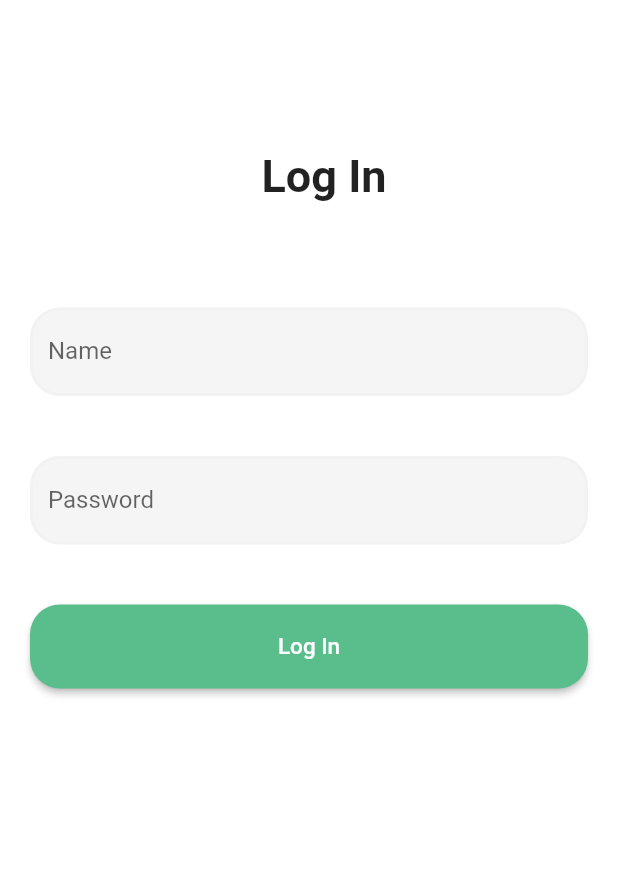
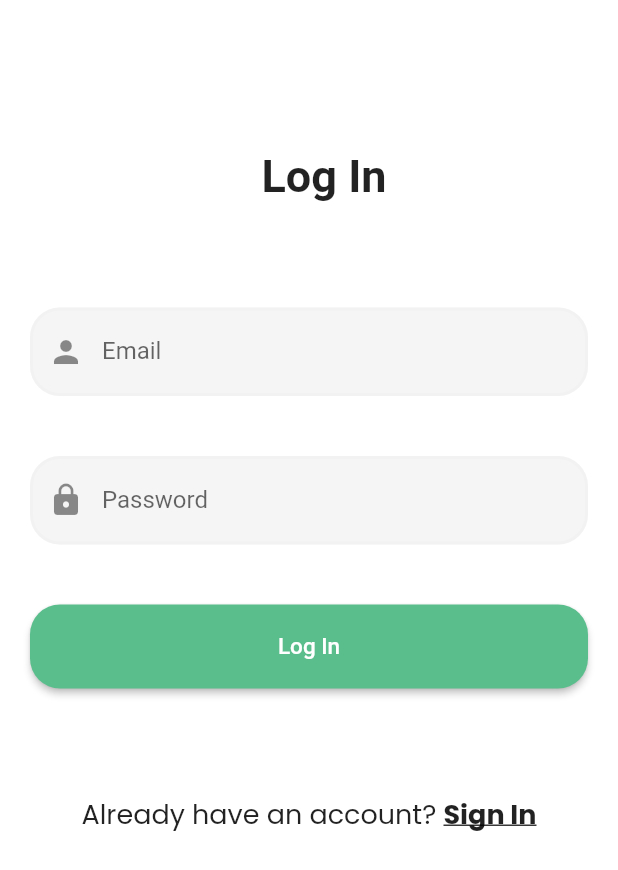
Before and after one commit to 4eug/E-Auth, a Flutter app: the screen it shows after launch, on a phone screen of 412 x 824 dp. Shown: the top 870 px of the screen. Run offline on Flutter 3.47's test engine with Material 2 defaults, Android fonts, the phone set to English and light mode, and no system bars; our stand-ins replace firebase_auth, firebase_core, google_fonts, page_transition; accounts and stored records are empty.

```diff
--- a/lib/screens/login.dart
+++ b/lib/screens/login.dart
@@ -1,4 +1,6 @@
+import 'package:firebase_auth/firebase_auth.dart';
 import 'package:flutter/material.dart';
+import 'package:google_fonts/google_fonts.dart';
 
 class LoginScreen extends StatefulWidget {
   LoginScreen({Key key}) : super(key: key);
@@ -8,6 +10,9 @@ class LoginScreen extends StatefulWidget {
 }
 
 class _LoginScreenState extends State<LoginScreen> {
+  String _email, _password;
+  final auth = FirebaseAuth.instance;
+
   @override
   Widget build(BuildContext context) {
     return Scaffold(
@@ -32,7 +37,8 @@ class _LoginScreenState extends State<LoginScreen> {
             _textField2(context),
             SizedBox(height: 20),
             _loginButton,
-            SizedBox(height: 20),
+            SizedBox(height: 50),
+            _already()
           ],
         ),
       ),
@@ -45,7 +51,8 @@ Widget _textField1(context) => Padding(
       child: TextField(
         keyboardType: TextInputType.emailAddress,
         decoration: new InputDecoration(
-          labelText: 'Name',
+          labelText: 'Email',
+          prefixIcon: Icon(Icons.person),
           isCollapsed: false,
           focusedBorder: new OutlineInputBorder(
             borderSide: new BorderSide(color: Color(0xFF5ABD8C), width: 2),
@@ -62,6 +69,7 @@ Widget _textField1(context) => Padding(
           filled: true,
           hintStyle: new TextStyle(color: Color(0x75000000)),
         ),
+        onChanged: (value) {},
       ),
     );
 
@@ -71,6 +79,7 @@ Widget _textField2(context) => Padding(
         keyboardType: TextInputType.emailAddress,
         decoration: new InputDecoration(
           labelText: 'Password',
+          prefixIcon: Icon(Icons.lock),
           isCollapsed: false,
           focusedBorder: new OutlineInputBorder(
             borderSide: new BorderSide(color: Color(0xFF5ABD8C), width: 2),
@@ -87,6 +96,7 @@ Widget _textField2(context) => Padding(
           filled: true,
           hintStyle: new TextStyle(color: Color(0x75000000)),
         ),
+        onChanged: (value) {},
       ),
     );
 
@@ -104,3 +114,25 @@ Widget get _loginButton => Padding(
         style: TextStyle(fontSize: 15, color: Colors.white),
       ),
     ));
+
+Widget _already() {
+  return Row(
+    mainAxisAlignment: MainAxisAlignment.center,
+    children: [
+      Text(
+        "Already have an account? ",
+        style: GoogleFonts.poppins(fontSize: 18),
+      ),
+      InkWell(
+        child: Text(
+          "Sign In",
+          style: GoogleFonts.poppins(
+              fontSize: 18,
+              fontWeight: FontWeight.bold,
+              decoration: TextDecoration.underline),
+        ),
+        onTap: () {},
+      )
+    ],
+  );
+}
```
